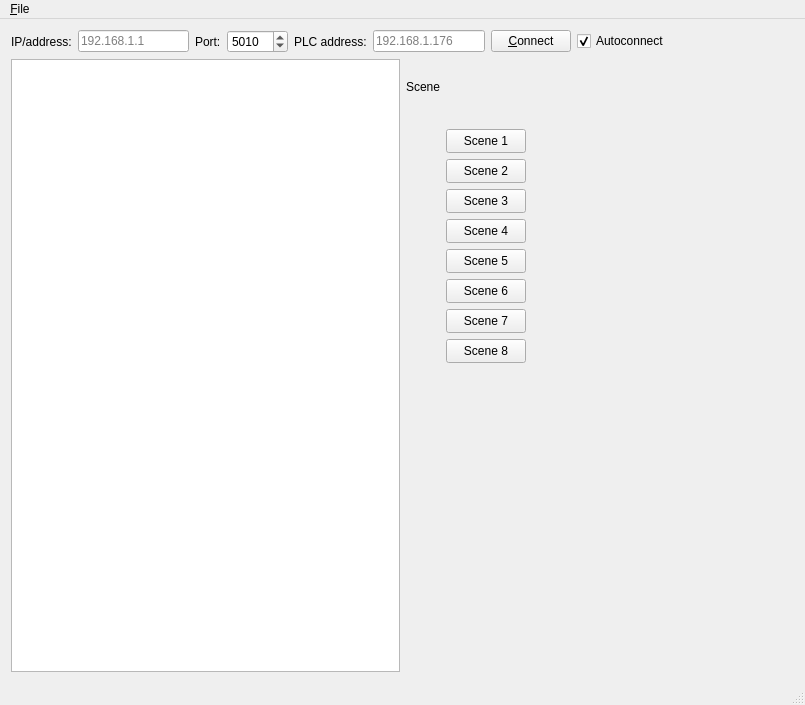
Above: mainwindow.ui from jirislaby/ifoxtrot-qt before the change. Below: the same form after it.
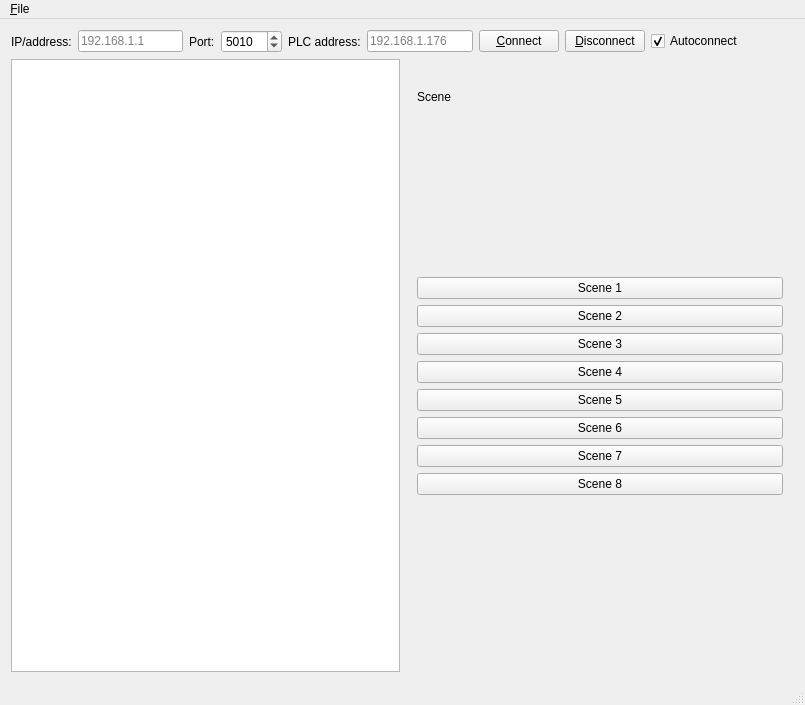
That is the form after the change. The open tabs and pages were chosen to show the change.

Commit message: ctl moved to Ctl, UI rework, shutter methods

What changed in the file:
```diff
--- a/mainwindow.ui
+++ b/mainwindow.ui
@@ -78,6 +78,13 @@
         </property>
        </widget>
       </item>
+      <item>
+       <widget class="QPushButton" name="butDisconnect">
+        <property name="text">
+         <string>&amp;Disconnect</string>
+        </property>
+       </widget>
+      </item>
       <item>
        <widget class="QCheckBox" name="checkBoxAutocon">
         <property name="text">
@@ -337,123 +344,97 @@
            </widget>
           </widget>
           <widget class="QWidget" name="page_SCENE">
+           <layout class="QVBoxLayout" name="verticalLayout_7">
+            <item>
            <widget class="QLabel" name="labelScene">
-            <property name="geometry">
-             <rect>
-              <x>0</x>
-              <y>0</y>
-              <width>51</width>
-              <height>16</height>
-             </rect>
-            </property>
             <property name="text">
              <string>Scene</string>
             </property>
            </widget>
+            </item>
+            <item>
+             <spacer name="verticalSpacer_9">
+              <property name="orientation">
+               <enum>Qt::Vertical</enum>
+              </property>
+              <property name="sizeHint" stdset="0">
+               <size>
+                <width>20</width>
+                <height>40</height>
+               </size>
+              </property>
+             </spacer>
+            </item>
+            <item>
            <widget class="QPushButton" name="pushButtonSc1">
-            <property name="geometry">
-             <rect>
-              <x>40</x>
-              <y>50</y>
-              <width>80</width>
-              <height>24</height>
-             </rect>
-            </property>
             <property name="text">
              <string>Scene 1</string>
             </property>
            </widget>
+            </item>
+            <item>
            <widget class="QPushButton" name="pushButtonSc2">
-            <property name="geometry">
-             <rect>
-              <x>40</x>
-              <y>80</y>
-              <width>80</width>
-              <height>24</height>
-             </rect>
-            </property>
             <property name="text">
              <string>Scene 2</string>
             </property>
            </widget>
+            </item>
+            <item>
            <widget class="QPushButton" name="pushButtonSc3">
-            <property name="geometry">
-             <rect>
-              <x>40</x>
-              <y>110</y>
-              <width>80</width>
-              <height>24</height>
-             </rect>
-            </property>
             <property name="text">
              <string>Scene 3</string>
             </property>
            </widget>
+            </item>
+            <item>
            <widget class="QPushButton" name="pushButtonSc4">
-            <property name="geometry">
-             <rect>
-              <x>40</x>
-              <y>140</y>
-              <width>80</width>
-              <height>24</height>
-             </rect>
-            </property>
             <property name="text">
              <string>Scene 4</string>
             </property>
            </widget>
+            </item>
+            <item>
            <widget class="QPushButton" name="pushButtonSc5">
-            <property name="geometry">
-             <rect>
-              <x>40</x>
-              <y>170</y>
-              <width>80</width>
-              <height>24</height>
-             </rect>
-            </property>
             <property name="text">
              <string>Scene 5</string>
             </property>
            </widget>
+            </item>
+            <item>
            <widget class="QPushButton" name="pushButtonSc6">
-            <property name="geometry">
-             <rect>
-              <x>40</x>
-              <y>200</y>
-              <width>80</width>
-              <height>24</height>
-             </rect>
-            </property>
             <property name="text">
              <string>Scene 6</string>
             </property>
            </widget>
+            </item>
+            <item>
            <widget class="QPushButton" name="pushButtonSc7">
-            <property name="geometry">
-             <rect>
-              <x>40</x>
-              <y>230</y>
-              <width>80</width>
-              <height>24</height>
-             </rect>
-            </property>
             <property name="text">
              <string>Scene 7</string>
             </property>
            </widget>
+            </item>
+            <item>
            <widget class="QPushButton" name="pushButtonSc8">
-            <property name="geometry">
-             <rect>
-              <x>40</x>
-              <y>260</y>
-              <width>80</width>
-              <height>24</height>
-             </rect>
-            </property>
             <property name="text">
              <string>Scene 8</string>
             </property>
            </widget>
+            </item>
+            <item>
+             <spacer name="verticalSpacer_10">
+              <property name="orientation">
+               <enum>Qt::Vertical</enum>
+              </property>
+              <property name="sizeHint" stdset="0">
+               <size>
+                <width>20</width>
+                <height>40</height>
+               </size>
+              </property>
+             </spacer>
+            </item>
+           </layout>
           </widget>
          </widget>
         </item>
```
Left out of the diff: 415 changed lines with no effect on the pictures. Lines whose indentation alone changed are shown as unchanged. The commit also changes 4 other files.
